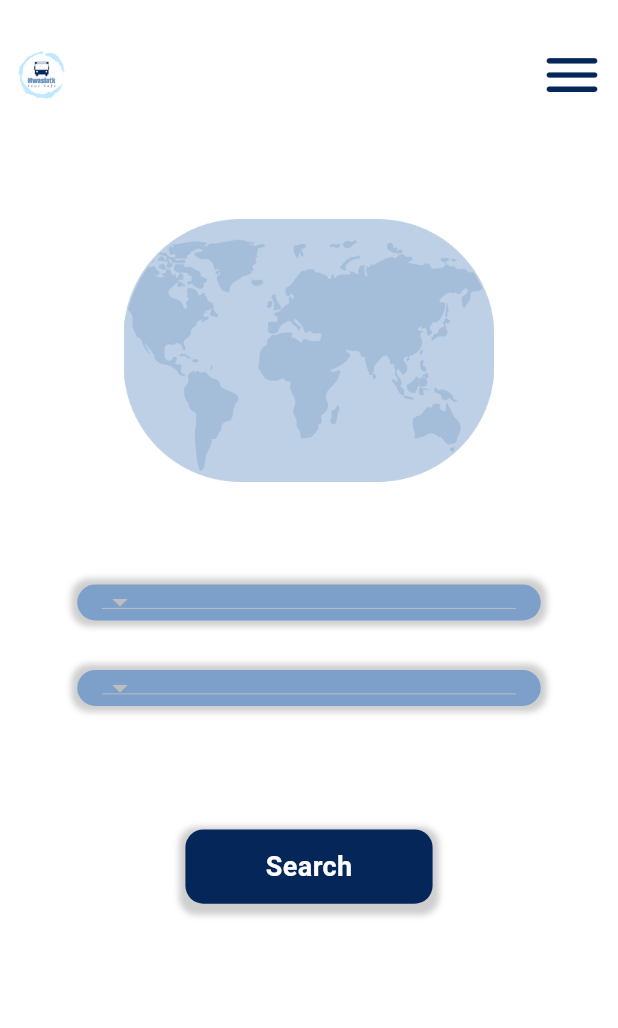
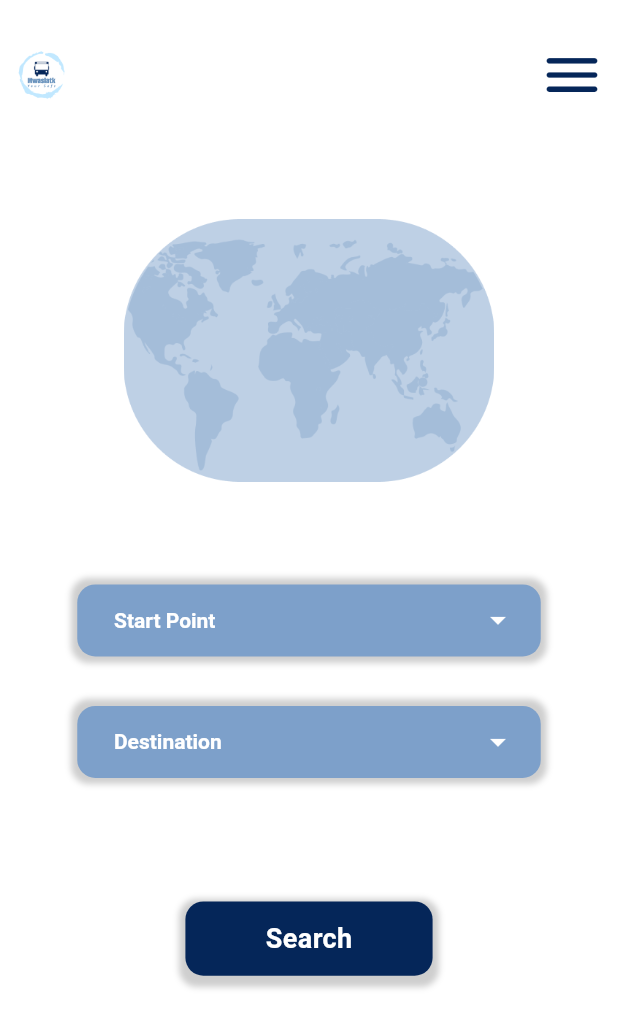
Before and after one commit to ShahdElkatsha/transportation, a Flutter app: the HomeView screen opened directly, on a phone screen of 412 x 824 dp. Shown: the top 1028 px of the screen. Run offline on Flutter 3.47's test engine with Material 3 defaults, Android fonts, the phone set to English and light mode, and no system bars; our stand-ins replace animated_splash_screen, bloc, dartz, dio, flutter_bloc, flutter_sizer and 3 more; accounts and stored records are empty; network calls fail.

```diff
--- a/lib/core/cubit/search_state.dart
+++ /dev/null
@@ -1,6 +0,0 @@
-part of 'search_cubit.dart';
-
-@immutable
-sealed class SearchState {}
-
-final class SearchInitial extends SearchState {}
--- a/lib/features/Home/presentation/views/home_screen.dart
+++ b/lib/features/Home/presentation/views/home_screen.dart
@@ -67,7 +67,8 @@ class HomeView extends StatelessWidget {
 
 
 
-      body: Column(
+      body: SingleChildScrollView(
+        child: Column(
             children: [
 
               SizedBox(height: 5.h,),
@@ -130,6 +131,7 @@ class HomeView extends StatelessWidget {
 
             ],
           ),
+      ),
     );
   }
 
--- a/lib/features/Home/presentation/views/widgets/custom_drop_down_menu.dart
+++ b/lib/features/Home/presentation/views/widgets/custom_drop_down_menu.dart
@@ -1,4 +1,3 @@
-
 import 'package:flutter/material.dart';
 import 'package:flutter_bloc/flutter_bloc.dart';
 import 'package:flutter_sizer/flutter_sizer.dart';
@@ -10,7 +9,7 @@ class CustomDropdownButton extends StatefulWidget {
   CustomDropdownButton({
     Key? key,
     required this.hintText,
-    required this.dropdownValue,
+    this.dropdownValue,
   }) : super(key: key);
 
   final String hintText;
@@ -23,14 +22,20 @@ class CustomDropdownButton extends StatefulWidget {
 class _CustomDropdownButtonState extends State<CustomDropdownButton> {
   @override
   Widget build(BuildContext context) {
-    List<String> items=[];
+    List<String> items = [];
+    print(items);
+
     return BlocBuilder<BusStopsCubit, BusStopState>(
       builder: (context, state) {
-        if(state is BusStopSuccess)
-          {
+        if (state is BusStopSuccess) {
+          items = state.items;
+        }
 
-            items=state.items;
+        // Ensure that the dropdownValue is in the list of items
+        if (widget.dropdownValue != null && !items.contains(widget.dropdownValue)) {
+          widget.dropdownValue = null;
         }
+
         return SingleChildScrollView(
           child: Container(
             decoration: BoxDecoration(
@@ -49,146 +54,86 @@ class _CustomDropdownButtonState extends State<CustomDropdownButton> {
             child: Container(
               margin: EdgeInsets.symmetric(horizontal: 4.w),
               child: DropdownButton<String>(
+                icon: const Icon(Icons.arrow_drop_down, color: mainColor),
                 value: widget.dropdownValue,
+                hint: Row(
+                  children: [
+                    // Icon(
+                    //   Icons.arrow_drop_down,
+                    //   color: Colors.white,
+                    // ),
+                    SizedBox(width: 8),
+                    Text(widget.hintText, style: TextStyle(color: Colors.white,fontWeight: FontWeight.bold),),
+                  ],
+                ),
                 onChanged: (String? value) {
                   // This is called when the user selects an item.
                   setState(() {
-                    widget.dropdownValue = value!;
+                    widget.dropdownValue = value;
                   });
                 },
                 style: const TextStyle(color: Colors.blue),
+                underline: SizedBox(),
+                isExpanded: true,
                 selectedItemBuilder: (BuildContext context) {
-
                   return items.map((String value) {
                     return Align(
                       alignment: Alignment.centerLeft,
-                      child: Text(
-                        widget.dropdownValue.toString(),
+                      child: Row(
+                        children: [
+                          // Icon(
+                          //   Icons.arrow_drop_down,
+                          //   color: Colors.white,
+                          // ),
+                          SizedBox(width: 8),
+                          Text(
+                            widget.dropdownValue ?? widget.hintText,
                             style: const TextStyle(color: Colors.white),
+                          ),
+                        ],
                       ),
                     );
                   }).toList();
                 },
-                items: items.map<DropdownMenuItem<String>>((String value) {
+                items: items.isNotEmpty
+                    ? items.map<DropdownMenuItem<String>>((String value) {
                   return DropdownMenuItem<String>(
                     value: value,
-                    child: Text(value),
+                    child: Row(
+                      children: [
+                        Icon(
+                          Icons.location_on,
+                          color: Colors.white,
+                        ),
+                        SizedBox(width: 8), // Add some space between the icon and the text
+                        Text(value),
+                      ],
+                    ),
                   );
-                }).toList(),
+                }).toList()
+                    : [
+                  DropdownMenuItem<String>(
+                    value: null,
+                    child: Row(
+                      children: [
+                        Icon(
+                          Icons.location_on,
+                          color: Colors.white,
                         ),
-
-
-
-// import 'package:flutter/material.dart';
-// import 'package:flutter_bloc/flutter_bloc.dart';
-// import 'package:flutter_sizer/flutter_sizer.dart';
-// import 'package:transportation/features/Home/presentation/manager/BusStopCubit/bus_stop_cubit.dart';
-// import 'package:transportation/features/Home/presentation/manager/BusStopCubit/bus_stop_states.dart';
-//
-// import '../../../../../core/constants.dart';
-// import '../../../Data/Models/get_all_bus_stop.dart';
-//
-// // import '../../../../../constants.dart';
-//
-//
-// /// Flutter code sample for [DropdownButton.style].
-//
-// class CustomDropdownButton extends StatefulWidget {
-//   CustomDropdownButton({
-//     super.key,
-//     required this.hintText,
-//     required this.dropdownValue,
-//     // required this.options,
-//   });
-//
-//   String hintText;
-//
-//   String? dropdownValue;
-//
-//   @override
-//   State<CustomDropdownButton> createState() => _CustomDropdownButtonState();
-// }
-//
-// class _CustomDropdownButtonState extends State<CustomDropdownButton> {
-//   @override
-//   Widget build(BuildContext context) {
-//     return BlocBuilder<BusStopsCubit, BusStopState>(
-//       builder: (context, state) {
-//
-//
-//         return SingleChildScrollView(
-//           child: Container(
-//             decoration: BoxDecoration(
-//               color: lighterColor, borderRadius: BorderRadius.circular(12),
-//               boxShadow: [
-//                 BoxShadow(
-//                   color: Colors.grey.withOpacity(0.5),
-//                   spreadRadius: 4,
-//                   blurRadius: 3,
-//                   offset: Offset(0, 0), // specify the offset from the container
-//                 ),
-//               ],
-//             ),
-//             width: 75.w,
-//
-//             child: Container(margin: EdgeInsets.symmetric(horizontal: 4.w),
-//               child: DropdownButton<String>(
-//
-//                 value: widget.dropdownValue,
-//                 style: TextStyle(color: mediunColor,
-//                     fontSize: 19,
-//                     fontWeight: FontWeight.bold),
-//
-//                 hint: Padding(
-//                   padding: EdgeInsets.symmetric(horizontal: 5.w),
-//                   child: Row(
-//                     children: [
-//                       DropdownMenuItem<String>(
-//                         value: null,
-//                         child: Text(
-//                           widget.hintText,
-//                           textAlign: TextAlign.start,
-//                           // style: const TextStyle(color: mediunColor, fontSize: 19, fontWeight: FontWeight.bold),
-//                         ),
-//                       ),
-//                       SizedBox(width: 25.w,)
-//                     ],
-//                   ),
-//                 ),
-//
-//
-//                 onChanged: (String? value) {
-//                   setState(() {
-//                     widget.dropdownValue = value!;
-//                   });
-//                 },
-//
-//                 items: state is BusStopSuccess?
-//                 state.items.map((e) =>DropdownMenuItem<String>(
-//                   value: e.id,
-//                   child: Text(e.name??"",
-//                     style: const TextStyle(color: darkerColor),
-//                   ),
-//                 ) ).toList():[],
-//
-//                 icon: const Icon(Icons.arrow_drop_down, color: mainColor),
-//
-//               ),
-//             ),
-//           ),
-//         );
-//       },
-//     );
-//   }
-// }
-// //     .map<DropdownMenuItem<String>>((String value) {
-// // return DropdownMenuItem<String>(
-// // value: value,
-// // child: Text(value,
-// // style: const TextStyle(color: darkerColor),
-// // ),
-// // );
-// // }
+                        SizedBox(width: 8),
+                        Text(widget.hintText),
+                      ],
+                    ),
+                  ),
+                ],
+              ),
+            ),
+          ),
+        );
+      },
+    );
+  }
+}
 
 
 
@@ -200,50 +145,105 @@ class _CustomDropdownButtonState extends State<CustomDropdownButton> {
 
 
 
+
+
+
+// last one
+
+// import 'package:flutter/material.dart';
+// import 'package:flutter_bloc/flutter_bloc.dart';
+// import 'package:flutter_sizer/flutter_sizer.dart';
+// import 'package:transportation/features/Home/presentation/manager/BusStopCubit/bus_stop_cubit.dart';
+// import 'package:transportation/features/Home/presentation/manager/BusStopCubit/bus_stop_states.dart';
+// import '../../../../../core/constants.dart';
 //
+// class CustomDropdownButton extends StatefulWidget {
+//   CustomDropdownButton({
+//     Key? key,
+//     required this.hintText,
+//     required this.dropdownValue,
+//   }) : super(key: key);
 //
+//   final String hintText;
+//   String? dropdownValue;
 //
+//   @override
+//   State<CustomDropdownButton> createState() => _CustomDropdownButtonState();
+// }
 //
+// class _CustomDropdownButtonState extends State<CustomDropdownButton> {
+//   @override
+//   Widget build(BuildContext context) {
+//     List<String> items=[];
+//     return BlocBuilder<BusStopsCubit, BusStopState>(
+//       builder: (context, state) {
+//         if(state is BusStopSuccess)
+//           {
 //
+//             items=state.items;
+//           }
+//         return SingleChildScrollView(
+//           child: Container(
+//             decoration: BoxDecoration(
+//               color: lighterColor,
+//               borderRadius: BorderRadius.circular(12),
+//               boxShadow: [
+//                 BoxShadow(
+//                   color: Colors.grey.withOpacity(0.5),
+//                   spreadRadius: 4,
+//                   blurRadius: 3,
+//                   offset: Offset(0, 0),
+//                 ),
+//               ],
+//             ),
+//             width: 75.w,
+//             child: Container(
+//               margin: EdgeInsets.symmetric(horizontal: 4.w),
+//               child: DropdownButton<String>(
+//                 value: widget.dropdownValue,
+//                 onChanged: (String? value) {
+//                   // This is called when the user selects an item.
+//                   setState(() {
+//                     widget.dropdownValue = value!;
+//                   });
+//                 },
+//                 style: const TextStyle(color: Colors.blue),
+//                 selectedItemBuilder: (BuildContext context) {
 //
+//                   return items.map((String value) {
+//                     return Align(
+//                       alignment: Alignment.centerLeft,
+//                       child: Text(
+//                         widget.dropdownValue.toString(),
+//                         style: const TextStyle(color: Colors.white),
+//                       ),
+//                     );
+//                   }).toList();
+//                 },
+//                 items: items.map<DropdownMenuItem<String>>((String value) {
+//                   return DropdownMenuItem<String>(
+//                     value: value,
+//                     child: Text(value),
+//                   );
+//                 }).toList(),
+//               ),
+// ),
+// ),
+// );
+// },
+// );
+// }
+// }
 //
-              //
-              //
-              //
-              //
-              // DropdownButton<String>(
-              //   value: widget.dropdownValue,
-              //   onChanged: (String? value) {
-              //     // This is called when the user selects an item.
-              //     setState(() {
-              //       widget.dropdownValue = value!;
-              //     });
-              //   },
-              //   style: const TextStyle(color: Colors.blue),
-              //   selectedItemBuilder: (BuildContext context) {
-              //
-              //         return items.map((Item value) {
-              //           return Align(
-              //             alignment: Alignment.centerLeft,
-              //             child: Text(
-              //               widget.dropdownValue!,
-              //               style: const TextStyle(color: Colors.white),
-              //             ),
-              //           );
-              //         }).toList();
-              //
-              //     // This is the widget that will be shown when you select an item.
-              //     // Here custom text style, alignment and layout size can be applied
-              //     // to selected item string.
-              //
-              //   },
-              //   items: items.map<DropdownMenuItem<String>>((Item value) {
-              //     return DropdownMenuItem<String>(
-              //       value: value.name,
-              //       child: Text(value.name.toString()),
-              //     );
-              //   }).toList(),
-              // ),
+
+
+
+
+
+
+
+            // the old
+
 
             //
             //
@@ -313,10 +313,3 @@ class _CustomDropdownButtonState extends State<CustomDropdownButton> {
             //     //     : [],
             //     icon: const Icon(Icons.arrow_drop_down, color: mainColor),
             //   ),
-            ),
-          ),
-        );
-      },
-    );
-  }
-}
--- a/lib/main.dart
+++ b/lib/main.dart
@@ -3,6 +3,7 @@ import 'package:flutter_bloc/flutter_bloc.dart';
 import 'package:flutter_sizer/flutter_sizer.dart';
 import 'package:provider/provider.dart';
 import 'package:transportation/app_router.dart';
+import 'package:transportation/features/Home/presentation/views/home_screen.dart';
 import 'core/network/local_network.dart';
 import 'features/Home/Data/Repos/home_repo_imp.dart';
 import 'features/Home/presentation/manager/BusStopCubit/bus_stop_cubit.dart';
@@ -52,7 +53,7 @@ class _TransportationState extends State<Transportation> {
      FlutterSizer(
         builder: (context, orientation, screenType) => MaterialApp(
           debugShowCheckedModeBanner: false,
-          home: SplashScreen(),
+          home: HomeView(),
           // onGenerateRoute: widget.appRouter.generateRoute,
         ),
 
```
Also changed, not shown: lib/core/cubit/search_cubit.dart (deleted, +0 -8 lines). Lines whose indentation alone changed are shown as unchanged.
